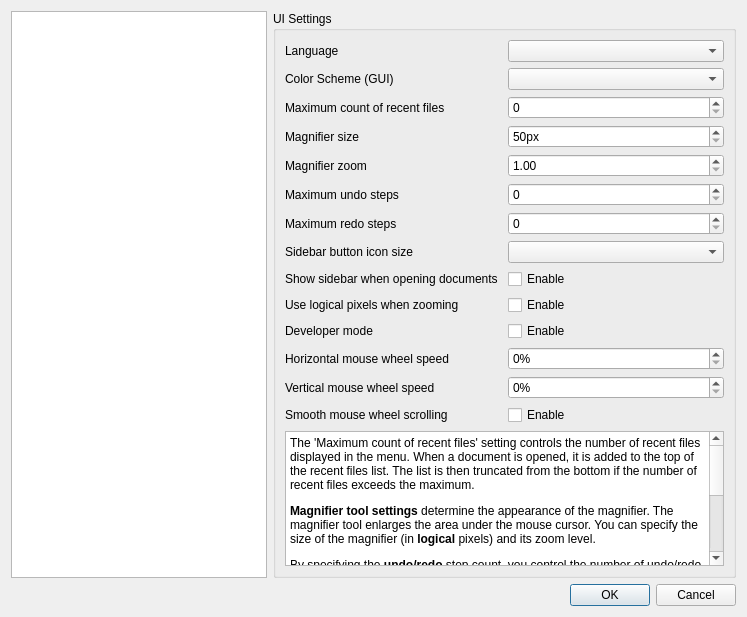
The window that Pdf4QtLibGui/pdfviewersettingsdialog.ui (lidiriel/inkpage) describes before a commit, drawn with Qt 5.
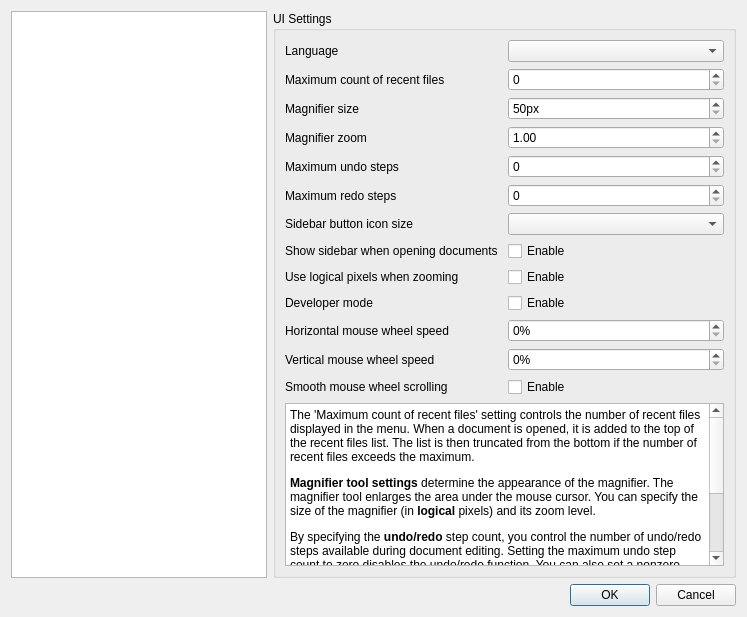
The same window after the commit.

```diff
--- a/Pdf4QtLibGui/pdfviewersettingsdialog.ui
+++ b/Pdf4QtLibGui/pdfviewersettingsdialog.ui
@@ -1090,16 +1090,6 @@
                 </property>
                </widget>
               </item>
-              <item row="1" column="1">
-               <widget class="QComboBox" name="colorSchemeCombo"/>
-              </item>
-              <item row="1" column="0">
-               <widget class="QLabel" name="colorSchemeLabel">
-                <property name="text">
-                 <string>Color Scheme (GUI)</string>
-                </property>
-               </widget>
-              </item>
               <item row="2" column="1">
                <widget class="QSpinBox" name="maximumRecentFileCountEdit"/>
               </item>
```
